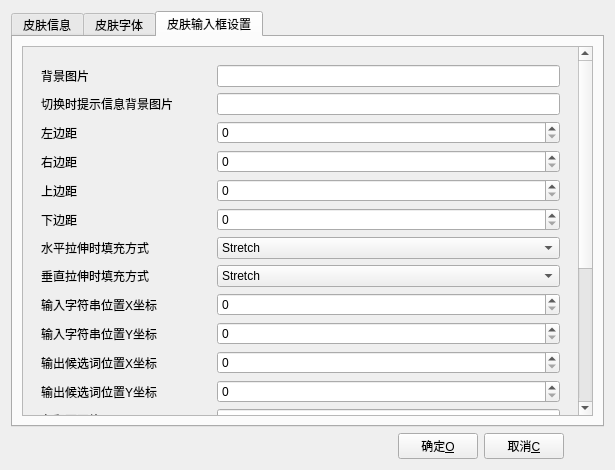
Qt form editingskindialog.ui (lenky0401/fcitx-qimpanel-configtool) before a commit.
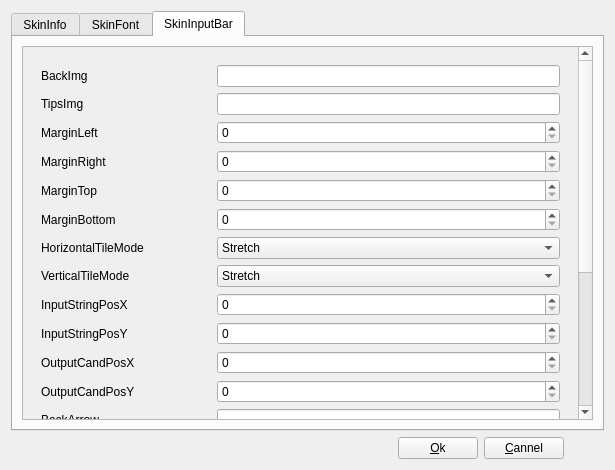
The same form after that commit. The open tabs and pages were chosen to show the change.

The edit to the form file:
```diff
--- a/editingskindialog.ui
+++ b/editingskindialog.ui
@@ -19,6 +19,12 @@
      <property name="enabled">
       <bool>true</bool>
      </property>
+     <property name="minimumSize">
+      <size>
+       <width>480</width>
+       <height>360</height>
+      </size>
+     </property>
      <property name="currentIndex">
       <number>2</number>
      </property>
@@ -27,7 +33,7 @@
      </property>
      <widget class="QWidget" name="skinInfo">
       <attribute name="title">
-       <string>皮肤信息</string>
+       <string>SkinInfo</string>
       </attribute>
       <layout class="QGridLayout" name="gridLayout_9">
        <item row="0" column="0">
@@ -87,7 +93,7 @@
      </widget>
      <widget class="QWidget" name="skinFont">
       <attribute name="title">
-       <string>皮肤字体</string>
+       <string>SkinFont</string>
       </attribute>
       <layout class="QGridLayout" name="gridLayout_10">
        <item row="0" column="0">
@@ -283,7 +289,7 @@
      </widget>
      <widget class="QWidget" name="skinInputSetting">
       <attribute name="title">
-       <string>皮肤输入框设置</string>
+       <string>SkinInputBar</string>
       </attribute>
       <layout class="QGridLayout" name="gridLayout">
        <item row="0" column="0">
@@ -321,7 +327,7 @@
                    </size>
                   </property>
                   <property name="text">
-                   <string>背景图片</string>
+                   <string>BackImg</string>
                   </property>
                  </widget>
                 </item>
@@ -347,7 +353,7 @@
                    </size>
                   </property>
                   <property name="text">
-                   <string>切换时提示信息背景图片</string>
+                   <string>TipsImg</string>
                   </property>
                  </widget>
                 </item>
@@ -373,7 +379,7 @@
                    </size>
                   </property>
                   <property name="text">
-                   <string>左边距</string>
+                   <string>MarginLeft</string>
                   </property>
                  </widget>
                 </item>
@@ -399,7 +405,7 @@
                    </size>
                   </property>
                   <property name="text">
-                   <string>右边距</string>
+                   <string>MarginRight</string>
                   </property>
                  </widget>
                 </item>
@@ -425,7 +431,7 @@
                    </size>
                   </property>
                   <property name="text">
-                   <string>上边距</string>
+                   <string>MarginTop</string>
                   </property>
                  </widget>
                 </item>
@@ -451,7 +457,7 @@
                    </size>
                   </property>
                   <property name="text">
-                   <string>下边距</string>
+                   <string>MarginBottom</string>
                   </property>
                  </widget>
                 </item>
@@ -477,7 +483,7 @@
                    </size>
                   </property>
                   <property name="text">
-                   <string>水平拉伸时填充方式</string>
+                   <string>HorizontalTileMode</string>
                   </property>
                  </widget>
                 </item>
@@ -519,7 +525,7 @@
                    </size>
                   </property>
                   <property name="text">
-                   <string>垂直拉伸时填充方式</string>
+                   <string>VerticalTileMode</string>
                   </property>
                  </widget>
                 </item>
@@ -561,7 +567,7 @@
                    </size>
                   </property>
                   <property name="text">
-                   <string>输入字符串位置X坐标</string>
+                   <string>InputStringPosX</string>
                   </property>
                  </widget>
                 </item>
@@ -587,7 +593,7 @@
                    </size>
                   </property>
                   <property name="text">
-                   <string>输入字符串位置Y坐标</string>
+                   <string>InputStringPosY</string>
                   </property>
                  </widget>
                 </item>
@@ -613,7 +619,7 @@
                    </size>
                   </property>
                   <property name="text">
-                   <string>输出候选词位置X坐标</string>
+                   <string>OutputCandPosX</string>
                   </property>
                  </widget>
                 </item>
@@ -639,7 +645,7 @@
                    </size>
                   </property>
                   <property name="text">
-                   <string>输出候选词位置Y坐标</string>
+                   <string>OutputCandPosY</string>
                   </property>
                  </widget>
                 </item>
@@ -665,7 +671,7 @@
                    </size>
                   </property>
                   <property name="text">
-                   <string>左翻页图片</string>
+                   <string>BackArrow</string>
                   </property>
                  </widget>
                 </item>
@@ -909,7 +915,7 @@
           </size>
          </property>
          <property name="text">
-          <string>确定&amp;O</string>
+          <string>&amp;Ok</string>
          </property>
         </widget>
        </item>
@@ -928,7 +934,7 @@
           </size>
          </property>
          <property name="text">
-          <string>取消&amp;C</string>
+          <string>&amp;Cannel</string>
          </property>
         </widget>
        </item>
```
Left out of the diff: 43 changed lines with no effect on the pictures.
